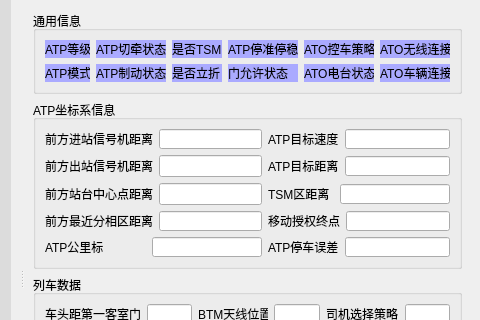
Before: the Qt Designer form LogMainWin.ui in BaoZT/LogPlot, drawn with Qt 5; both pictures show x 722 to 1202 and y 156 to 476 of the 1202 by 833 pixel window.
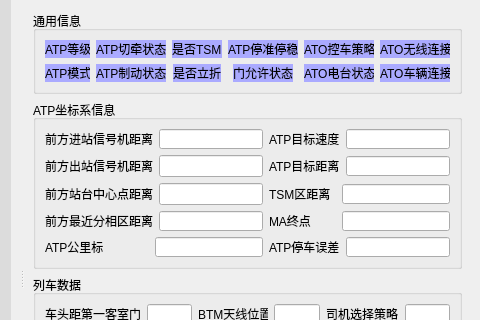
After: the same form once the commit is applied. The open tabs and pages were chosen to show the change. Icons and pictures are not drawn.

Commit message: 1.增加右侧SP2包信息显示函数并链接到信号槽 2.调整一些显示格式和界面UI

The edit to the form file:
```diff
--- a/LogMainWin.ui
+++ b/LogMainWin.ui
@@ -2125,7 +2125,7 @@
                  </property>
                 </widget>
                </item>
-               <item row="2" column="5">
+               <item row="2" column="5" alignment="Qt::AlignHCenter">
                 <widget class="QLabel" name="lbl_door_pmt">
                  <property name="maximumSize">
                   <size>
@@ -2141,7 +2141,7 @@
                  </property>
                 </widget>
                </item>
-               <item row="2" column="3">
+               <item row="2" column="3" alignment="Qt::AlignHCenter">
                 <widget class="QLabel" name="lbl_tb">
                  <property name="maximumSize">
                   <size>
@@ -2277,7 +2277,7 @@
                    </property>
                   </widget>
                  </item>
-                 <item>
+                 <item alignment="Qt::AlignLeft">
                   <widget class="QLineEdit" name="led_atp_milestone">
                    <property name="maximumSize">
                     <size>
@@ -2300,11 +2300,11 @@
                     </size>
                    </property>
                    <property name="text">
-                    <string>移动授权终点</string>
+                    <string>MA终点</string>
                    </property>
                   </widget>
                  </item>
-                 <item>
+                 <item alignment="Qt::AlignLeft">
                   <widget class="QLineEdit" name="led_atp_ma">
                    <property name="maximumSize">
                     <size>
@@ -2331,7 +2331,7 @@
                    </property>
                   </widget>
                  </item>
-                 <item>
+                 <item alignment="Qt::AlignLeft">
                   <widget class="QLineEdit" name="led_jz_signal_dis">
                    <property name="maximumSize">
                     <size>
@@ -2358,7 +2358,7 @@
                    </property>
                   </widget>
                  </item>
-                 <item>
+                 <item alignment="Qt::AlignLeft">
                   <widget class="QLineEdit" name="led_atp_target_dis">
                    <property name="maximumSize">
                     <size>
@@ -2385,7 +2385,7 @@
                    </property>
                   </widget>
                  </item>
-                 <item>
+                 <item alignment="Qt::AlignLeft">
                   <widget class="QLineEdit" name="led_cz_signal_dis">
                    <property name="maximumSize">
                     <size>
@@ -2412,7 +2412,7 @@
                    </property>
                   </widget>
                  </item>
-                 <item>
+                 <item alignment="Qt::AlignLeft">
                   <widget class="QLineEdit" name="led_atp_gfx_dis">
                    <property name="maximumSize">
                     <size>
@@ -2439,7 +2439,7 @@
                    </property>
                   </widget>
                  </item>
-                 <item>
+                 <item alignment="Qt::AlignLeft">
                   <widget class="QLineEdit" name="led_stn_center_dis">
                    <property name="maximumSize">
                     <size>
@@ -2466,7 +2466,7 @@
                    </property>
                   </widget>
                  </item>
-                 <item>
+                 <item alignment="Qt::AlignLeft">
                   <widget class="QLineEdit" name="led_atp_tsm_dis">
                    <property name="maximumSize">
                     <size>
@@ -2493,7 +2493,7 @@
                    </property>
                   </widget>
                  </item>
-                 <item>
+                 <item alignment="Qt::AlignLeft">
                   <widget class="QLineEdit" name="led_atp_target_v">
                    <property name="maximumSize">
                     <size>
@@ -2520,7 +2520,7 @@
                    </property>
                   </widget>
                  </item>
-                 <item>
+                 <item alignment="Qt::AlignLeft">
                   <widget class="QLineEdit" name="led_atp_stoperr">
                    <property name="maximumSize">
                     <size>
```
Left out of the diff: 22 changed lines with no effect on the pictures. The commit also changes 2 other files.
